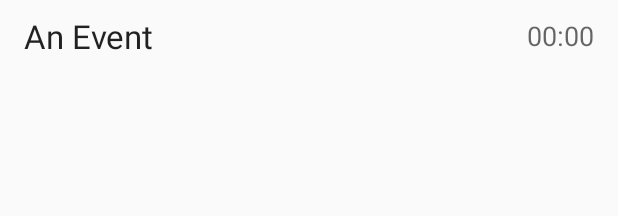
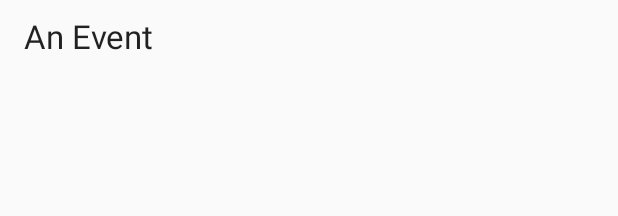
Before and after one commit to AKPWebDesign/WhenApp-Android, an Android app: the layout item_whenevent.xml on its own in the app's theme, with its tools: preview values and no code run, on a phone screen of 412 x 824 dp. Shown: the top 216 px of the screen. Run offline under Robolectric (Android 15) with nearby library versions, the phone set to English and light mode, and no system bars.

Commit message:
fix: convert event_time back to TextView

```diff
--- a/app/src/main/res/layout/item_whenevent.xml
+++ b/app/src/main/res/layout/item_whenevent.xml
@@ -23,7 +23,7 @@
         android:layout_toLeftOf="@+id/event_time"
         tools:text="An Event" />
 
-    <Chronometer
+    <TextView
         android:id="@+id/event_time"
         android:layout_width="wrap_content"
         android:layout_height="wrap_content"
```
